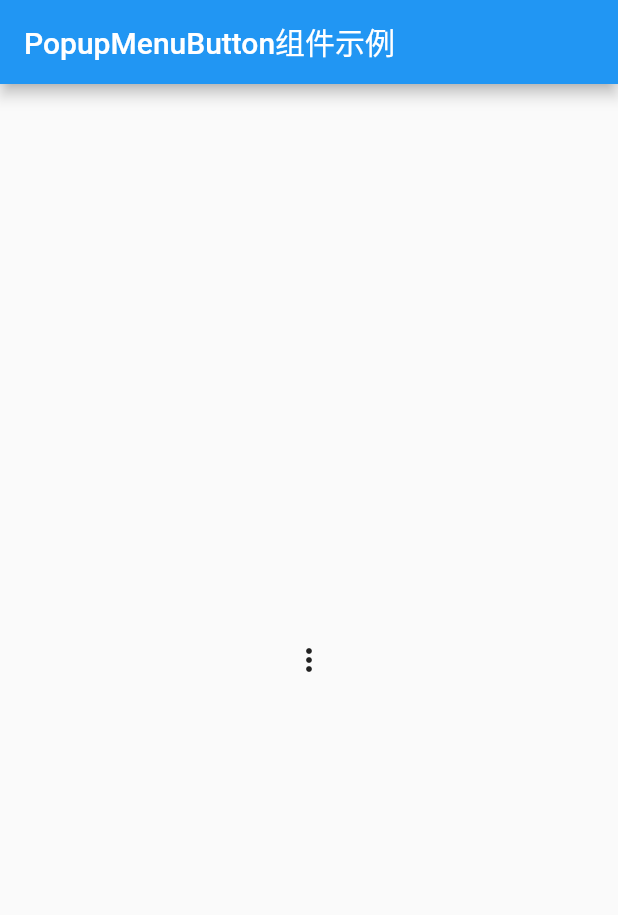
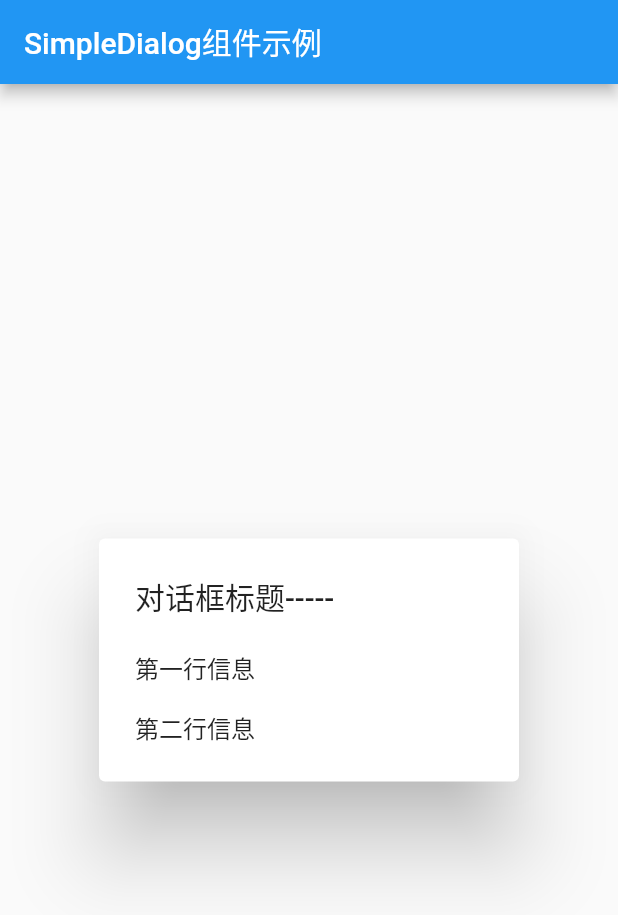
Before and after one commit to happydreamer/flutter, a Flutter app: the screen it shows after launch, on a phone screen of 412 x 824 dp. Shown: the top 915 px of the screen. Run offline on Flutter 3.47's test engine with Material 2 defaults, Android fonts, the phone set to English and light mode, and no system bars.

Commit message:
SimpleDialog组件示例----弹框实例

```diff
--- a/lib/main.dart
+++ b/lib/main.dart
@@ -1,44 +1,29 @@
 import 'package:flutter/material.dart';
 
 void main() => runApp(new MyApp());
-
-//会控菜单项
-enum ConferenceItem { AddMember, LockConference, ModifyLayout, TurnoffAll }
 
 class MyApp extends StatelessWidget {
   @override
   Widget build(BuildContext context) {
     return MaterialApp(
-      title: 'PopupMenuButton组件示例',
+      title: 'SimpleDialog组件示例',
       home: Scaffold(
         appBar: AppBar(
-          title: Text('PopupMenuButton组件示例'),
+          title: Text('SimpleDialog组件示例'),
         ),
         body: Center(
-          child: FlatButton(
-            onPressed: () {},
-            child: PopupMenuButton<ConferenceItem>(
-              onSelected: (ConferenceItem result) {},
-              itemBuilder: (BuildContext context) => //菜单项的构造器
-                  <PopupMenuEntry<ConferenceItem>>[
-                const PopupMenuItem<ConferenceItem>(
-                  value: ConferenceItem.AddMember,
-                  child: Text('添加成员'),
-                ),
-                const PopupMenuItem<ConferenceItem>(
-                  value: ConferenceItem.LockConference,
-                  child: Text('锁定会议'),
-                ),
-                const PopupMenuItem<ConferenceItem>(
-                  value: ConferenceItem.ModifyLayout,
-                  child: Text('修改布局'),
-                ),
-                const PopupMenuItem<ConferenceItem>(
-                  value: ConferenceItem.TurnoffAll,
-                  child: Text('挂断所有'),
-                ),
-              ],
-            ),
+          child: SimpleDialog(
+            title: const Text('对话框标题-----'),
+            children: <Widget>[
+              SimpleDialogOption(
+                onPressed: () {},
+                child: const Text('第一行信息'),
+              ),
+              SimpleDialogOption(
+                onPressed: () {},
+                child: const Text('第二行信息'),
+              ),
+            ],
           ),
         ),
       ),
```
